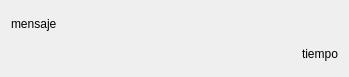
anareyes16/ExamenLab3_1, file ChatItemWidget.ui: the form before one commit.
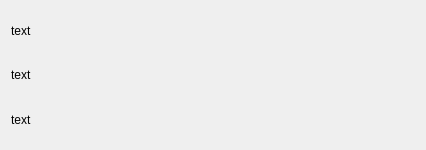
The form after the commit.

Patch:
```diff
--- a/ChatItemWidget.ui
+++ b/ChatItemWidget.ui
@@ -6,8 +6,8 @@
    <rect>
     <x>0</x>
     <y>0</y>
-    <width>349</width>
-    <height>77</height>
+    <width>426</width>
+    <height>150</height>
    </rect>
   </property>
   <property name="windowTitle">
@@ -15,16 +15,23 @@
   </property>
   <layout class="QVBoxLayout" name="verticalLayout">
    <item>
-    <widget class="QLabel" name="lblMessage">
-     <property name="text">
-      <string>mensaje</string>
-     </property>
-    </widget>
-   </item>
-   <item alignment="Qt::AlignRight">
     <widget class="QLabel" name="lblTime">
      <property name="text">
-      <string>tiempo</string>
+      <string>text</string>
+     </property>
+    </widget>
+   </item>
+   <item>
+    <widget class="QLabel" name="label">
+     <property name="text">
+      <string>text</string>
+     </property>
+    </widget>
+   </item>
+   <item>
+    <widget class="QLabel" name="lbname">
+     <property name="text">
+      <string>text</string>
      </property>
     </widget>
    </item>
```
